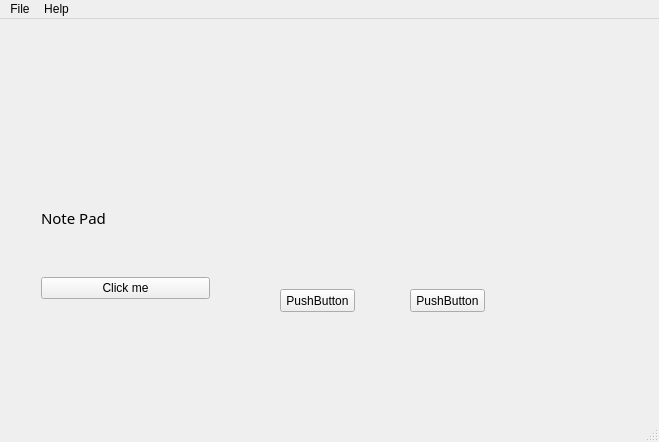
This is mainwindow.ui in lakith/QT-Playstore as Qt 5 draws it before an edit. The edited form follows.
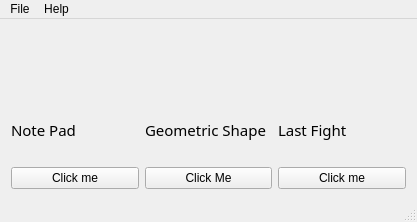
This is the edited form. Icons and pictures are not drawn.

Diff of the .ui file:
```diff
--- a/mainwindow.ui
+++ b/mainwindow.ui
@@ -6,23 +6,22 @@
    <rect>
     <x>0</x>
     <y>0</y>
-    <width>659</width>
-    <height>442</height>
+    <width>417</width>
+    <height>222</height>
    </rect>
   </property>
+  <property name="maximumSize">
+   <size>
+    <width>16777215</width>
+    <height>16777215</height>
+   </size>
+  </property>
   <property name="windowTitle">
    <string>MainWindow</string>
   </property>
   <widget class="QWidget" name="centralWidget">
-   <widget class="QWidget" name="layoutWidget">
-    <property name="geometry">
-     <rect>
-      <x>30</x>
-      <y>20</y>
-      <width>191</width>
-      <height>271</height>
-     </rect>
-    </property>
+   <layout class="QHBoxLayout" name="horizontalLayout">
+    <item>
     <layout class="QVBoxLayout" name="verticalLayout">
      <item>
       <widget class="QLabel" name="notePadlblimg">
@@ -52,40 +51,77 @@
       </widget>
      </item>
     </layout>
-   </widget>
+    </item>
+    <item>
+     <layout class="QVBoxLayout" name="verticalLayout_2">
+      <item>
+       <widget class="QLabel" name="label_2">
+        <property name="text">
+         <string/>
+        </property>
+       </widget>
+      </item>
+      <item>
+       <widget class="QLabel" name="shapeText">
+        <property name="font">
+         <font>
+          <family>MV Boli</family>
+          <pointsize>11</pointsize>
+         </font>
+        </property>
+        <property name="text">
+         <string>Geometric Shape</string>
+        </property>
+       </widget>
+      </item>
+      <item>
    <widget class="QPushButton" name="pushButton">
-    <property name="geometry">
-     <rect>
-      <x>280</x>
-      <y>270</y>
-      <width>75</width>
-      <height>23</height>
-     </rect>
-    </property>
+        <property name="text">
+         <string>Click Me</string>
+        </property>
+       </widget>
+      </item>
+     </layout>
+    </item>
+    <item>
+     <layout class="QVBoxLayout" name="verticalLayout_3">
+      <item>
+       <widget class="QLabel" name="label_4">
     <property name="text">
-     <string>PushButton</string>
-    </property>
-   </widget>
+         <string/>
+        </property>
+       </widget>
+      </item>
+      <item>
+       <widget class="QLabel" name="fightText">
+        <property name="font">
+         <font>
+          <family>MV Boli</family>
+          <pointsize>11</pointsize>
+         </font>
+        </property>
+        <property name="text">
+         <string>Last Fight</string>
+        </property>
+       </widget>
+      </item>
+      <item>
    <widget class="QPushButton" name="pushButton_2">
-    <property name="geometry">
-     <rect>
-      <x>410</x>
-      <y>270</y>
-      <width>75</width>
-      <height>23</height>
-     </rect>
-    </property>
     <property name="text">
-     <string>PushButton</string>
-    </property>
-   </widget>
+         <string>Click me</string>
+        </property>
+       </widget>
+      </item>
+     </layout>
+    </item>
+   </layout>
   </widget>
   <widget class="QMenuBar" name="menuBar">
    <property name="geometry">
     <rect>
      <x>0</x>
      <y>0</y>
-     <width>659</width>
+     <width>417</width>
      <height>21</height>
     </rect>
    </property>
```
Lines whose indentation alone changed are shown as unchanged.
